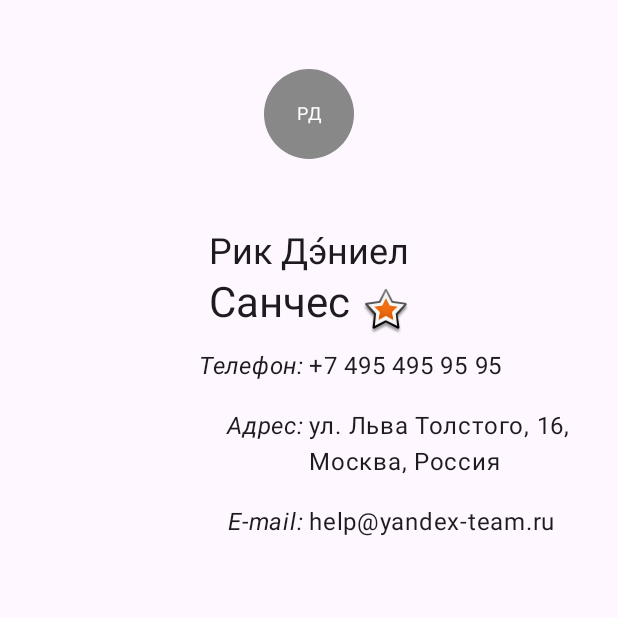
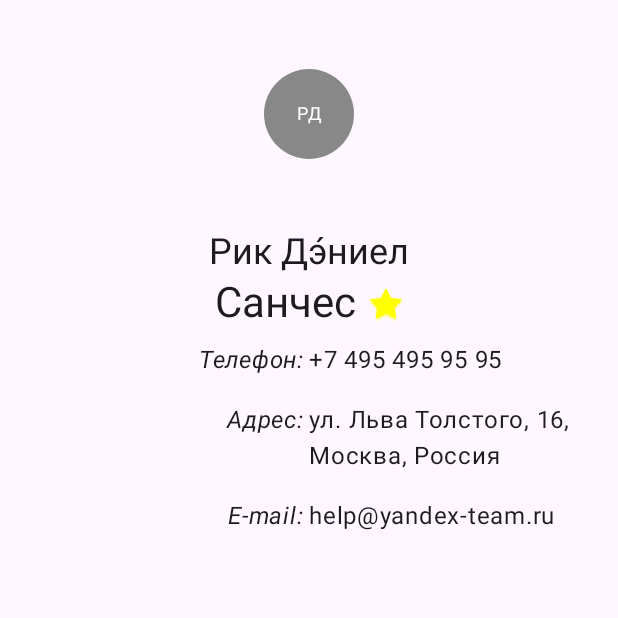
Before and after one commit to agolyud/ContactDetails, an Android app built with Jetpack Compose: the screen it shows after launch (MainActivity), on a phone screen of 412 x 824 dp, the top half of it. Run offline under Robolectric (Android 15) with nearby library versions, the phone set to English and light mode, and no system bars.

Commit message:
Code optimization

```diff
--- a/app/src/main/java/app/android/contact/MainActivity.kt
+++ b/app/src/main/java/app/android/contact/MainActivity.kt
@@ -7,10 +7,7 @@ import androidx.compose.foundation.Image
 import androidx.compose.foundation.background
 import androidx.compose.foundation.layout.*
 import androidx.compose.foundation.shape.CircleShape
-import androidx.compose.material3.Icon
-import androidx.compose.material3.MaterialTheme
-import androidx.compose.material3.Surface
-import androidx.compose.material3.Text
+import androidx.compose.material3.*
 import androidx.compose.runtime.Composable
 import androidx.compose.ui.Alignment
 import androidx.compose.ui.Modifier
@@ -48,69 +45,24 @@ class MainActivity : ComponentActivity() {
 }
 
 @Composable
-fun ContactDetails(contact: Contact) {
-    val fio = "${contact.name.firstOrNull()}${contact.surname?.firstOrNull() ?: ""}"
+fun ContactDetails(contact: Contact, modifier: Modifier = Modifier) {
+    val initials = "${contact.name.firstOrNull()}${contact.surname?.firstOrNull() ?: ""}"
     Column(
-        modifier = Modifier
+        horizontalAlignment = Alignment.CenterHorizontally,
+        modifier = modifier
             .fillMaxWidth()
-            .padding(16.dp),
-        horizontalAlignment = Alignment.CenterHorizontally
+            .padding(16.dp)
     ) {
         if (contact.imageRes != null) {
-            Image(
-                painter = painterResource(id = contact.imageRes),
-                contentDescription = null,
-                modifier = Modifier
-                    .size(120.dp)
-                    .background(Color.Gray, shape = CircleShape),
-                contentScale = ContentScale.Crop
-            )
+            ProfileImage(imageRes = contact.imageRes)
         } else {
-            Box(
-                contentAlignment = Alignment.Center,
-                modifier = Modifier.size(120.dp)
-            ) {
-                Box(
-                    contentAlignment = Alignment.Center,
-                    modifier = Modifier
-                        .size(60.dp)
-                        .background(Color.Gray, shape = CircleShape)
-                ) {
-                    Text(
-                        text = fio,
-                        color = Color.White,
-                        style = MaterialTheme.typography.bodySmall,
-                        textAlign = TextAlign.Center
-                    )
-                }
-            }
+            InitialsCircle(initials = initials)
         }
 
         Spacer(modifier = Modifier.height(16.dp))
 
-        Row {
-            Text(
-                text = "${contact.name} ",
-                style = MaterialTheme.typography.headlineSmall
-            )
-            Text(
-                text = contact.surname.orEmpty(),
-                style = MaterialTheme.typography.headlineSmall
-            )
-        }
-        Row {
-            Text(
-                text = contact.familyName,
-                style = MaterialTheme.typography.headlineMedium
-            )
-            if (contact.isFavorite) {
-                Image(
-                    painter = painterResource(id = android.R.drawable.star_big_on),
-                    contentDescription = null,
-                    modifier = Modifier.padding(start = 8.dp, top = 8.dp)
-                )
-            }
-        }
+        NameRow(name = contact.name, surname = contact.surname)
+        FamilyNameRow(familyName = contact.familyName, isFavorite = contact.isFavorite)
 
         InfoRow(label = "Телефон", value = contact.phone.ifEmpty { "---" })
         InfoRow(label = "Адрес", value = contact.address)
@@ -122,7 +74,78 @@ fun ContactDetails(contact: Contact) {
 }
 
 @Composable
-fun InfoRow(label: String, value: String) {
+fun ProfileImage(imageRes: Int, modifier: Modifier = Modifier) {
+    Image(
+        painter = painterResource(id = imageRes),
+        contentDescription = null,
+        modifier = modifier
+            .size(120.dp)
+            .background(Color.Gray, shape = CircleShape),
+        contentScale = ContentScale.Crop
+    )
+}
+
+@Composable
+fun InitialsCircle(initials: String, modifier: Modifier = Modifier) {
+    Box(
+        contentAlignment = Alignment.Center,
+        modifier = modifier.size(120.dp)
+    ) {
+        Box(
+            contentAlignment = Alignment.Center,
+            modifier = Modifier
+                .size(60.dp)
+                .background(Color.Gray, shape = CircleShape)
+        ) {
+            Text(
+                text = initials,
+                color = Color.White,
+                style = MaterialTheme.typography.bodySmall,
+                textAlign = TextAlign.Center
+            )
+        }
+    }
+}
+
+@Composable
+fun NameRow(name: String, surname: String?, modifier: Modifier = Modifier) {
+    Row {
+        Text(
+            text = "$name ",
+            style = MaterialTheme.typography.headlineSmall,
+            modifier = modifier
+        )
+        Text(
+            text = surname.orEmpty(),
+            style = MaterialTheme.typography.headlineSmall,
+            modifier = modifier
+        )
+    }
+}
+
+@Composable
+fun FamilyNameRow(familyName: String, isFavorite: Boolean, modifier: Modifier = Modifier) {
+    Row {
+        Text(
+            text = familyName,
+            style = MaterialTheme.typography.headlineMedium,
+            modifier = modifier
+        )
+        if (isFavorite) {
+            Icon(
+                painter = painterResource(id = android.R.drawable.star_big_on),
+                contentDescription = null,
+                tint = Color.Yellow,
+                modifier = Modifier
+                    .padding(start = 8.dp, top = 8.dp)
+                    .size(24.dp)
+            )
+        }
+    }
+}
+
+@Composable
+fun InfoRow(label: String, value: String, modifier: Modifier = Modifier) {
     Row(
         modifier = Modifier
             .fillMaxWidth()
@@ -166,7 +189,7 @@ fun PreviewNonFavoriteContactWithPhoto() {
             name = "Рик",
             familyName = "Санчес",
             imageRes = R.drawable.sample_photo,
-            phone = "+7 495 495 95 95",
+            phone = "",
             address = "ул. Льва Толстого, 16, Москва, Россия"
         )
     )
```
